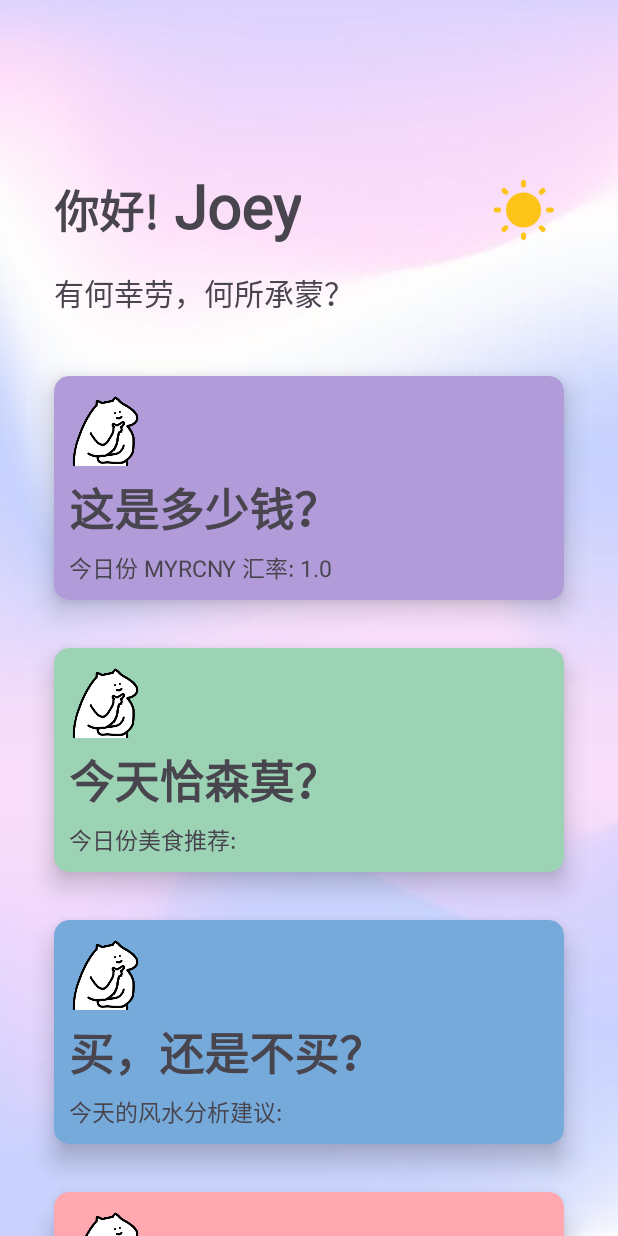
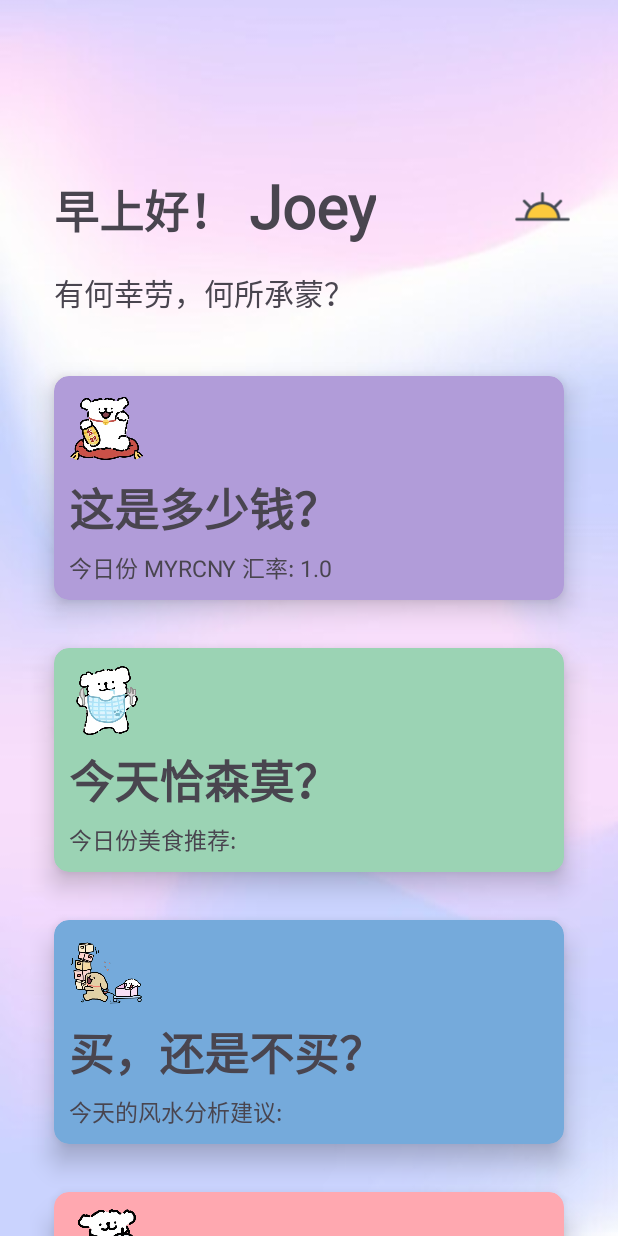
Before and after one commit to yodaplaysdroid/Joey-Assistant, an Android app: the MainActivity screen opened directly, with no data from a screen before it, on a phone screen of 412 x 824 dp. Run offline under Robolectric (Android 15) with nearby library versions, the phone set to English and light mode, and no system bars.

Commit message:
Main Activity graphics modify

```diff
--- a/app/src/main/java/com/oscarwkl/joey_assistant/MainActivity.java
+++ b/app/src/main/java/com/oscarwkl/joey_assistant/MainActivity.java
@@ -2,6 +2,7 @@ package com.oscarwkl.joey_assistant;
 
 import android.annotation.SuppressLint;
 import android.app.AlertDialog;
+import android.content.Context;
 import android.content.Intent;
 import android.content.SharedPreferences;
 import android.graphics.Color;
@@ -10,11 +11,21 @@ import android.os.Bundle;
 import android.view.LayoutInflater;
 import android.view.MotionEvent;
 import android.view.View;
+import android.widget.EditText;
+import android.widget.ImageView;
 import android.widget.TextView;
 import android.widget.Toast;
 
 import androidx.appcompat.app.AppCompatActivity;
 import androidx.cardview.widget.CardView;
+
+import org.json.JSONArray;
+import org.json.JSONException;
+
+import java.util.ArrayList;
+import java.util.Arrays;
+import java.util.Calendar;
+import java.util.Random;
 
 public class MainActivity extends AppCompatActivity {
     private SharedPreferences sharedPreferences;
@@ -41,11 +52,29 @@ public class MainActivity extends AppCompatActivity {
         CardView escapeRoomButton = findViewById(R.id.escapeRoomButton);
         CardView myPageButton = findViewById(R.id.myPageButton);
         CardView aboutUsButton = findViewById(R.id.aboutUsButton);
+        TextView timeGreeting = findViewById(R.id.timeGreeting);
+        ImageView timeIcon = findViewById(R.id.timeIcon);
+
+        // Get time and adjust greetings
+        Calendar calendar = Calendar.getInstance();
+        int hour = calendar.get(Calendar.HOUR_OF_DAY);
+
+        if (hour >= 19 || hour < 4) {
+            timeGreeting.setText("晚上好！");
+            timeIcon.setImageResource(R.drawable.moon);
+        } else if (hour < 12) {
+            timeGreeting.setText("早上好！");
+            timeIcon.setImageResource(R.drawable.morning);
+        } else if (hour < 17) {
+            timeGreeting.setText("中午好！");
+            timeIcon.setImageResource(R.drawable.sun);
+        } else {
+            timeGreeting.setText("傍上好！");
+            timeIcon.setImageResource(R.drawable.evening);
+        }
 
         // conversionButton effects
-        conversionButton.setOnTouchListener(new View.OnTouchListener() {
-            @Override
-            public boolean onTouch(View v, MotionEvent event) {
+        conversionButton.setOnTouchListener((v, event) -> {
             switch (event.getAction()) {
                 case MotionEvent.ACTION_DOWN:
                     // Change the background color and elevation when pressed
@@ -60,12 +89,9 @@ public class MainActivity extends AppCompatActivity {
                     break;
             }
             return false;
-            }
         });
         // whatToEatButton effects
-        whatToEatButton.setOnTouchListener(new View.OnTouchListener() {
-            @Override
-            public boolean onTouch(View v, MotionEvent event) {
+        whatToEatButton.setOnTouchListener((v, event) -> {
             switch (event.getAction()) {
                 case MotionEvent.ACTION_DOWN:
                     // Change the background color and elevation when pressed
@@ -80,12 +106,9 @@ public class MainActivity extends AppCompatActivity {
                     break;
             }
             return false;
-            }
         });
         // buyOrNotButton effects
-        buyOrNotButton.setOnTouchListener(new View.OnTouchListener() {
-            @Override
-            public boolean onTouch(View v, MotionEvent event) {
+        buyOrNotButton.setOnTouchListener((v, event) -> {
             switch (event.getAction()) {
                 case MotionEvent.ACTION_DOWN:
                     // Change the background color and elevation when pressed
@@ -100,12 +123,9 @@ public class MainActivity extends AppCompatActivity {
                     break;
             }
             return false;
-            }
         });
         // mixueButton effects
-        mixueButton.setOnTouchListener(new View.OnTouchListener() {
-            @Override
-            public boolean onTouch(View v, MotionEvent event) {
+        mixueButton.setOnTouchListener((v, event) -> {
             switch (event.getAction()) {
                 case MotionEvent.ACTION_DOWN:
                     // Change the background color and elevation when pressed
@@ -120,12 +140,9 @@ public class MainActivity extends AppCompatActivity {
                     break;
             }
             return false;
-            }
         });
         // escapeRoomButton effects
-        escapeRoomButton.setOnTouchListener(new View.OnTouchListener() {
-            @Override
-            public boolean onTouch(View v, MotionEvent event) {
+        escapeRoomButton.setOnTouchListener((v, event) -> {
             switch (event.getAction()) {
                 case MotionEvent.ACTION_DOWN:
                     // Change the background color and elevation when pressed
@@ -140,12 +157,9 @@ public class MainActivity extends AppCompatActivity {
                     break;
             }
             return false;
-            }
         });
         // myPageButton effects
-        myPageButton.setOnTouchListener(new View.OnTouchListener() {
-            @Override
-            public boolean onTouch(View v, MotionEvent event) {
+        myPageButton.setOnTouchListener((v, event) -> {
             switch (event.getAction()) {
                 case MotionEvent.ACTION_DOWN:
                     // Change the background color and elevation when pressed
@@ -160,12 +174,9 @@ public class MainActivity extends AppCompatActivity {
                     break;
             }
             return false;
-            }
         });
         // aboutUsButton effects
-        aboutUsButton.setOnTouchListener(new View.OnTouchListener() {
-            @Override
-            public boolean onTouch(View v, MotionEvent event) {
+        aboutUsButton.setOnTouchListener((v, event) -> {
             switch (event.getAction()) {
                 case MotionEvent.ACTION_DOWN:
                     // Change the background color and elevation when pressed
@@ -180,33 +191,45 @@ public class MainActivity extends AppCompatActivity {
                     break;
             }
             return false;
-            }
         });
 
         // conversionButton onClick Listener
-        conversionButton.setOnClickListener(new View.OnClickListener() {
-            @Override
-            public void onClick(View v) {
+        conversionButton.setOnClickListener(v -> {
             Intent intent = new Intent(MainActivity.this, ConversionActivity.class);
             startActivity(intent);
-            }
         });
 
         // whatToEatButton onClick Listener
-        whatToEatButton.setOnClickListener(new View.OnClickListener() {
-            @Override
-            public void onClick(View v) {
+        whatToEatButton.setOnClickListener(v -> {
             Intent intent = new Intent(MainActivity.this, WhatToEatActivity.class);
             startActivity(intent);
-            }
         });
 
         // buyOrNotButton onClick Listener
-        buyOrNotButton.setOnClickListener(new View.OnClickListener() {
-            @Override
-            public void onClick(View v) {
-                openError();
-            }
+        buyOrNotButton.setOnClickListener(v -> openError());
+
+        // mixueButton onClick Listener
+        mixueButton.setOnClickListener(v -> openError());
+
+        // escapeRoomButton onClick Listener
+        escapeRoomButton.setOnClickListener(v -> openError());
+
+        // myPageButton onClick Listener
+        myPageButton.setOnClickListener(v -> openError());
+
+        // aboutUsButton onClick Listener
+        aboutUsButton.setOnClickListener(v -> {
+            AlertDialog.Builder builder = new AlertDialog.Builder(this);
+            builder.setTitle("关于我们");
+
+            LayoutInflater inflater = getLayoutInflater();
+            View dialogView = inflater.inflate(R.layout.about_us, null);
+            builder.setView(dialogView);
+
+            builder.setPositiveButton("知道啦，谢谢！", (dialog, which) -> dialog.dismiss());
+
+            AlertDialog dialog = builder.create();
+            dialog.show();
         });
 
         // Display conversion description
@@ -215,6 +238,13 @@ public class MainActivity extends AppCompatActivity {
                 Float.toString(sharedPreferences.getFloat("cny", 1.0f) /
                         sharedPreferences.getFloat("myr", 1.0f)));
 
+        TextView whatToEatDescription = findViewById(R.id.whatToEatDescription);
+        Random random = new Random();
+        ArrayList<String> foods = getArray("foods");
+
+        if (foods.size() > 0) {
+            whatToEatDescription.setText("今日份美食推荐: " + foods.get(random.nextInt(foods.size())));
+        }
     }
     // error page when crash
     private void openError() {
@@ -230,4 +260,23 @@ public class MainActivity extends AppCompatActivity {
         AlertDialog dialog = builder.create();
         dialog.show();
     }
+
+    // Retrieve array from SharedPreferences
+    public ArrayList<String> getArray(String arrayName) {
+        SharedPreferences prefs = getSharedPreferences("whatToEat", Context.MODE_PRIVATE);
+        String storedArrayString = prefs.getString(arrayName, null);
+        if (storedArrayString != null) {
+            try {
+                JSONArray jsonArray = new JSONArray(storedArrayString);
+                String[] array = new String[jsonArray.length()];
+                for (int i = 0; i < jsonArray.length(); i++) {
+                    array[i] = jsonArray.getString(i);
                 }
+                return new ArrayList<>(Arrays.asList(array));
+            } catch (JSONException e) {
+                e.printStackTrace();
+            }
+        }
+        return new ArrayList<String>();
+    }
+}
--- a/app/src/main/res/layout/activity_main.xml
+++ b/app/src/main/res/layout/activity_main.xml
@@ -49,7 +49,8 @@
                     android:fontFamily="@font/arialbd"
                     android:text="Joey"
                     android:textFontWeight="900"
-                    android:textSize="40sp" />
+                    android:textSize="40sp"
+                    android:clickable="true"/>
 
                 <TextView
                     android:layout_width="0dp"
@@ -98,7 +99,7 @@
                     <ImageView
                         android:layout_width="50dp"
                         android:layout_height="50dp"
-                        android:src="@drawable/icon" />
+                        android:src="@drawable/conversion_icon" />
 
                     <TextView
                         android:layout_width="wrap_content"
@@ -138,7 +139,7 @@
                     <ImageView
                         android:layout_width="50dp"
                         android:layout_height="50dp"
-                        android:src="@drawable/icon" />
+                        android:src="@drawable/eat_icon" />
 
                     <TextView
                         android:layout_width="wrap_content"
@@ -178,7 +179,7 @@
                     <ImageView
                         android:layout_width="50dp"
                         android:layout_height="50dp"
-                        android:src="@drawable/icon" />
+                        android:src="@drawable/buy_icon" />
 
                     <TextView
                         android:layout_width="wrap_content"
@@ -218,7 +219,7 @@
                     <ImageView
                         android:layout_width="50dp"
                         android:layout_height="50dp"
-                        android:src="@drawable/icon" />
+                        android:src="@drawable/mixue_icon" />
 
                     <TextView
                         android:layout_width="wrap_content"
@@ -258,7 +259,7 @@
                     <ImageView
                         android:layout_width="50dp"
                         android:layout_height="50dp"
-                        android:src="@drawable/icon" />
+                        android:src="@drawable/escape_icon" />
 
                     <TextView
                         android:layout_width="wrap_content"
@@ -298,7 +299,7 @@
                     <ImageView
                         android:layout_width="50dp"
                         android:layout_height="50dp"
-                        android:src="@drawable/icon" />
+                        android:src="@drawable/debug_icon" />
 
                     <TextView
                         android:layout_width="wrap_content"
```
Also changed, not shown: app/src/main/res/layout/about_us.xml (added, +37 -0 lines), app/src/main/res/drawable/buy_icon.png (added), app/src/main/res/drawable/conversion_icon.png (added), app/src/main/res/drawable/debug_icon.png (added), app/src/main/res/drawable/eat_icon.png (added), app/src/main/res/drawable/escape_icon.png (added), app/src/main/res/drawable/evening.png (added), app/src/main/res/drawable/mixue_icon.png (added), app/src/main/res/drawable/morning.png (added). Lines whose indentation alone changed are shown as unchanged.
